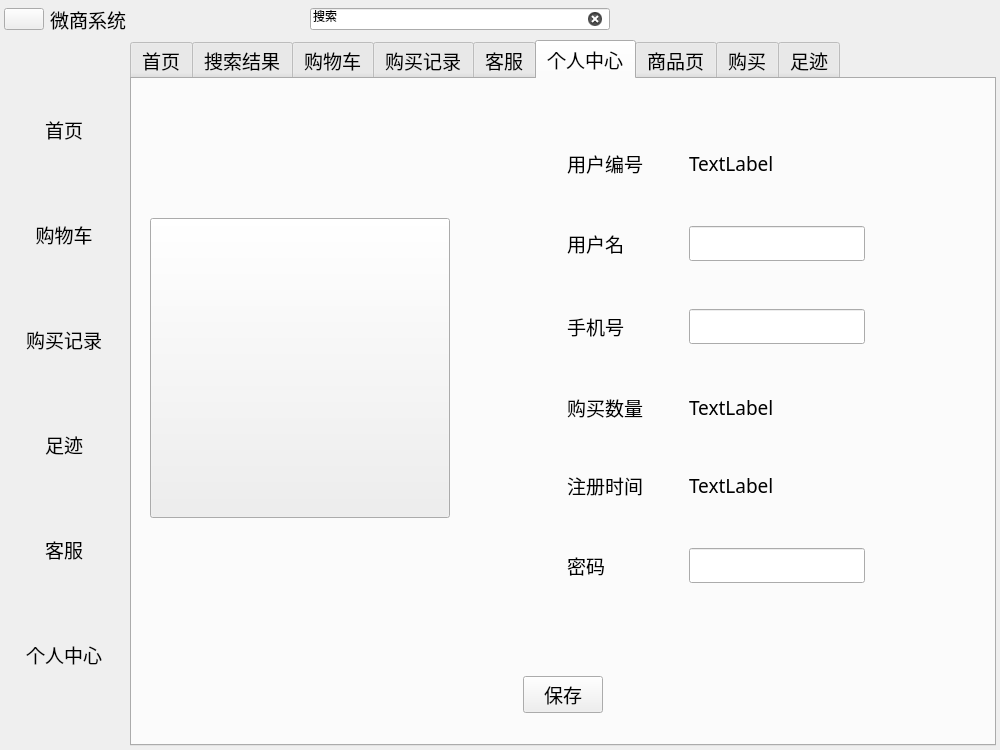
Old version of the form client/mainwindow.ui in the repository Rito-492/E-commerce-system.
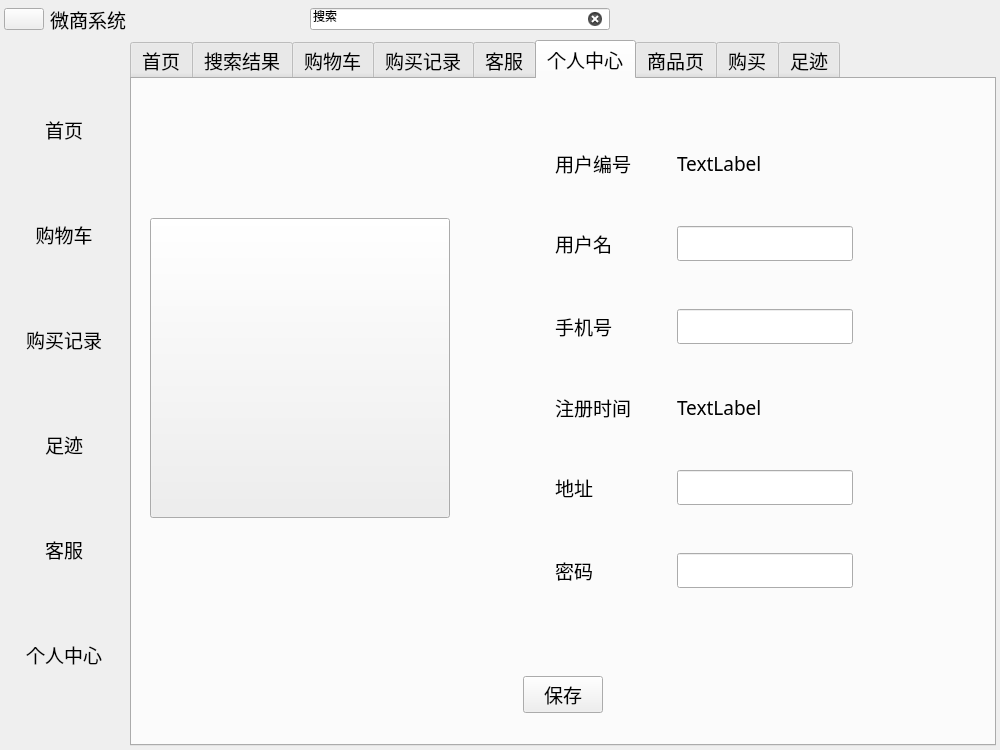
New version of the form. The open tabs and pages were chosen to show the change. Icons and pictures are not drawn.

Diff of the .ui file:
```diff
--- a/client/mainwindow.ui
+++ b/client/mainwindow.ui
@@ -997,6 +997,19 @@
                 </property>
                </widget>
               </item>
+              <item>
+               <spacer name="horizontalSpacer_3">
+                <property name="orientation">
+                 <enum>Qt::Orientation::Horizontal</enum>
+                </property>
+                <property name="sizeHint" stdset="0">
+                 <size>
+                  <width>40</width>
+                  <height>20</height>
+                 </size>
+                </property>
+               </spacer>
+              </item>
               <item>
                <widget class="QWidget" name="widget" native="true">
                 <property name="sizePolicy">
@@ -1006,43 +1019,11 @@
                  </sizepolicy>
                 </property>
                 <layout class="QGridLayout" name="gridLayout">
-                 <item row="1" column="3">
-                  <widget class="QLineEdit" name="userNameLineEdit"/>
-                 </item>
-                 <item row="4" column="1">
-                  <widget class="QLabel" name="signTimeLabel">
-                   <property name="text">
-                    <string>注册时间</string>
-                   </property>
-                  </widget>
-                 </item>
-                 <item row="3" column="3">
-                  <widget class="QLabel" name="boughtShowLabel">
-                   <property name="sizePolicy">
-                    <sizepolicy hsizetype="Preferred" vsizetype="Fixed">
-                     <horstretch>0</horstretch>
-                     <verstretch>0</verstretch>
-                    </sizepolicy>
-                   </property>
-                   <property name="maximumSize">
-                    <size>
-                     <width>16777215</width>
-                     <height>30</height>
-                    </size>
-                   </property>
-                   <property name="text">
-                    <string>TextLabel</string>
-                   </property>
-                  </widget>
-                 </item>
-                 <item row="3" column="2">
-                  <spacer name="horizontalSpacer_3">
+                 <item row="3" column="1">
+                  <spacer name="horizontalSpacer_5">
                    <property name="orientation">
                     <enum>Qt::Orientation::Horizontal</enum>
                    </property>
-                   <property name="sizeType">
-                    <enum>QSizePolicy::Policy::Fixed</enum>
-                   </property>
                    <property name="sizeHint" stdset="0">
                     <size>
                      <width>40</width>
@@ -1051,114 +1032,143 @@
                    </property>
                   </spacer>
                  </item>
-                 <item row="5" column="3">
-                  <widget class="QLineEdit" name="passWordLineEdit"/>
-                 </item>
-                 <item row="5" column="1">
+                 <item row="5" column="0">
                   <widget class="QLabel" name="passWordLabel">
                    <property name="text">
                     <string>密码</string>
                    </property>
                   </widget>
                  </item>
-                 <item row="4" column="3">
-                  <widget class="QLabel" name="signTimeShowLabel">
-                   <property name="sizePolicy">
-                    <sizepolicy hsizetype="Preferred" vsizetype="Fixed">
-                     <horstretch>0</horstretch>
-                     <verstretch>0</verstretch>
-                    </sizepolicy>
-                   </property>
-                   <property name="maximumSize">
-                    <size>
-                     <width>16777215</width>
-                     <height>30</height>
-                    </size>
-                   </property>
-                   <property name="text">
-                    <string>TextLabel</string>
-                   </property>
-                  </widget>
-                 </item>
-                 <item row="3" column="1">
-                  <widget class="QLabel" name="boughtLabel">
-                   <property name="text">
-                    <string>购买数量</string>
-                   </property>
-                  </widget>
-                 </item>
-                 <item row="0" column="1">
-                  <widget class="QLabel" name="userIdLabel">
-                   <property name="text">
-                    <string>用户编号</string>
-                   </property>
-                  </widget>
-                 </item>
-                 <item row="1" column="1">
+                 <item row="1" column="0">
                   <widget class="QLabel" name="userNameLabel">
                    <property name="text">
                     <string>用户名</string>
                    </property>
                   </widget>
                  </item>
-                 <item row="3" column="0">
-                  <spacer name="horizontalSpacer_4">
-                   <property name="orientation">
-                    <enum>Qt::Orientation::Horizontal</enum>
-                   </property>
-                   <property name="sizeHint" stdset="0">
-                    <size>
-                     <width>40</width>
-                     <height>20</height>
-                    </size>
-                   </property>
-                  </spacer>
-                 </item>
-                 <item row="2" column="1">
+                 <item row="2" column="0">
                   <widget class="QLabel" name="phoneLabel">
                    <property name="text">
                     <string>手机号</string>
                    </property>
                   </widget>
                  </item>
-                 <item row="0" column="3">
-                  <widget class="QLabel" name="userIdShowLabel">
-                   <property name="sizePolicy">
-                    <sizepolicy hsizetype="Preferred" vsizetype="Fixed">
-                     <horstretch>0</horstretch>
-                     <verstretch>0</verstretch>
-                    </sizepolicy>
-                   </property>
-                   <property name="maximumSize">
-                    <size>
-                     <width>16777215</width>
-                     <height>30</height>
-                    </size>
-                   </property>
+                 <item row="4" column="0">
+                  <widget class="QLabel" name="label_5">
                    <property name="text">
-                    <string>TextLabel</string>
+                    <string>地址</string>
                    </property>
                   </widget>
                  </item>
-                 <item row="3" column="4">
-                  <spacer name="horizontalSpacer_5">
-                   <property name="orientation">
-                    <enum>Qt::Orientation::Horizontal</enum>
+                 <item row="3" column="0">
+                  <widget class="QLabel" name="signTimeLabel">
+                   <property name="text">
+                    <string>注册时间</string>
                    </property>
-                   <property name="sizeHint" stdset="0">
-                    <size>
-                     <width>40</width>
-                     <height>20</height>
-                    </size>
-                   </property>
-                  </spacer>
+                  </widget>
                  </item>
-                 <item row="2" column="3">
+                 <item row="2" column="2">
                   <widget class="QLineEdit" name="phoneLineEdit"/>
                  </item>
+                 <item row="4" column="2">
+                  <widget class="QLineEdit" name="clientAddressLineEdit"/>
+                 </item>
+                 <item row="1" column="2">
+                  <widget class="QLineEdit" name="userNameLineEdit"/>
+                 </item>
+                 <item row="5" column="2">
+                  <widget class="QLineEdit" name="passWordLineEdit"/>
+                 </item>
+                 <item row="0" column="2">
+                  <widget class="QLabel" name="userIdShowLabel">
+                   <property name="sizePolicy">
+                    <sizepolicy hsizetype="Preferred" vsizetype="Fixed">
+                     <horstretch>0</horstretch>
+                     <verstretch>0</verstretch>
+                    </sizepolicy>
+                   </property>
+                   <property name="maximumSize">
+                    <size>
+                     <width>16777215</width>
+                     <height>30</height>
+                    </size>
+                   </property>
+                   <property name="text">
+                    <string>TextLabel</string>
+                   </property>
+                  </widget>
+                 </item>
+                 <item row="0" column="0">
+                  <widget class="QLabel" name="userIdLabel">
+                   <property name="text">
+                    <string>用户编号</string>
+                   </property>
+                  </widget>
+                 </item>
+                 <item row="3" column="2">
+                  <widget class="QLabel" name="signTimeShowLabel">
+                   <property name="sizePolicy">
+                    <sizepolicy hsizetype="Preferred" vsizetype="Fixed">
+                     <horstretch>0</horstretch>
+                     <verstretch>0</verstretch>
+                    </sizepolicy>
+                   </property>
+                   <property name="maximumSize">
+                    <size>
+                     <width>16777215</width>
+                     <height>30</height>
+                    </size>
+                   </property>
+                   <property name="text">
+                    <string>TextLabel</string>
+                   </property>
+                  </widget>
+                 </item>
+                 <item row="5" column="3">
+                  <widget class="QPushButton" name="echoModePushButton">
+                   <property name="minimumSize">
+                    <size>
+                     <width>18</width>
+                     <height>18</height>
+                    </size>
+                   </property>
+                   <property name="maximumSize">
+                    <size>
+                     <width>18</width>
+                     <height>18</height>
+                    </size>
+                   </property>
+                   <property name="cursor">
+                    <cursorShape>PointingHandCursor</cursorShape>
+                   </property>
+                   <property name="text">
+                    <string/>
+                   </property>
+                   <property name="icon">
+                    <iconset resource="resource.qrc">
+                     <normaloff>:/icons/NoPassword.png</normaloff>:/icons/NoPassword.png</iconset>
+                   </property>
+                   <property name="flat">
+                    <bool>true</bool>
+                   </property>
+                  </widget>
+                 </item>
                 </layout>
                </widget>
               </item>
+              <item>
+               <spacer name="horizontalSpacer_4">
+                <property name="orientation">
+                 <enum>Qt::Orientation::Horizontal</enum>
+                </property>
+                <property name="sizeHint" stdset="0">
+                 <size>
+                  <width>40</width>
+                  <height>20</height>
+                 </size>
+                </property>
+               </spacer>
+              </item>
              </layout>
             </widget>
            </item>
```
Left out of the diff: 2 changed lines with no effect on the pictures.
